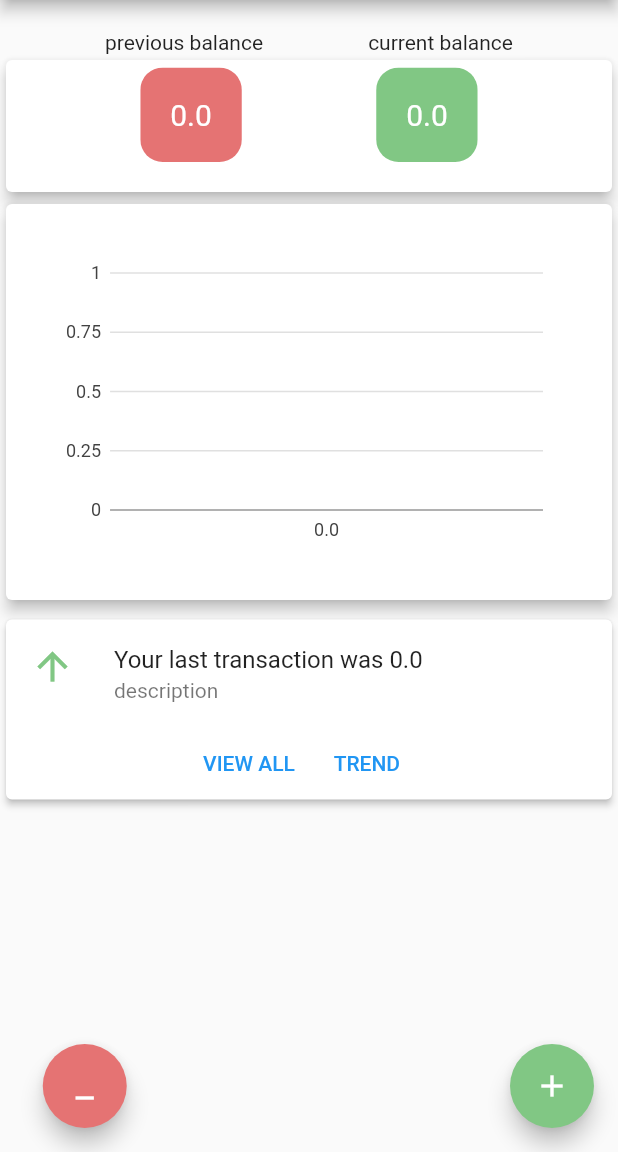
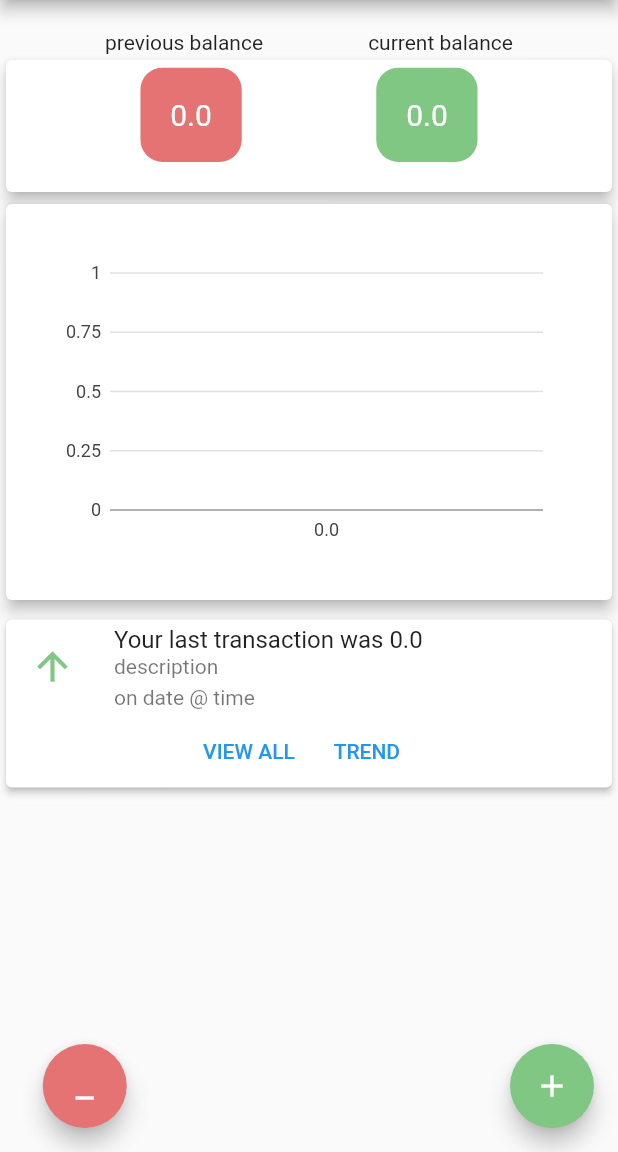
Before and after one commit to Petar81/Track-Bank-Expenses, a Flutter app: the screen it shows after launch, on a phone screen of 412 x 824 dp, the part 84-1236 px from its top. Run offline on Flutter 3.47's test engine with Material 2 defaults, Android fonts, the phone set to English and light mode, and no system bars; our stand-ins replace charts_flutter, firebase_core, firebase_database; accounts and stored records are empty.

Commit message:
add date and time timestamp to the last transaction

```diff
--- a/lib/screens/balance_overview.dart
+++ b/lib/screens/balance_overview.dart
@@ -30,9 +30,11 @@ class _BalanceOverviewState extends State<BalanceOverview> {
   double showCurrentBalance = 0;
   double transactionAmount = 0;
   String showDescription = 'description';
+  String showTransactiondate = 'date';
+  String showTransactionTime = 'time';
 
   void _showBalance(double prevBalance, double currBalance, double transAmt,
-      String description) {
+      String description, String date, String time) {
     setState(() {
       // This call to setState tells the Flutter framework that something has
       // changed in this State, which causes it to rerun the build method below
@@ -43,6 +45,8 @@ class _BalanceOverviewState extends State<BalanceOverview> {
       showCurrentBalance = double.parse(currBalance.toStringAsFixed(2));
       transactionAmount = double.parse(transAmt.toStringAsFixed(2));
       showDescription = description;
+      showTransactiondate = date;
+      showTransactionTime = time;
     });
   }
 
@@ -229,7 +233,24 @@ class _BalanceOverviewState extends State<BalanceOverview> {
                             size: 30,
                           ),
                     title: Text('Your last transaction was $transactionAmount'),
-                    subtitle: Text(showDescription),
+                    subtitle: Column(
+                      children: <Widget>[
+                        Row(
+                          children: <Widget>[
+                            Text(showDescription),
+                          ],
+                        ),
+                        Row(
+                          children: <Widget>[
+                            Padding(
+                              padding: const EdgeInsets.only(top: 5),
+                              child: Text(
+                                  'on $showTransactiondate @ $showTransactionTime'),
+                            ),
+                          ],
+                        ),
+                      ],
+                    ),
                   ),
                   Row(
                     mainAxisAlignment: MainAxisAlignment.center,
--- a/lib/screens/submit_deposit.dart
+++ b/lib/screens/submit_deposit.dart
@@ -7,7 +7,9 @@ class SubmitDeposit extends StatelessWidget {
       double prevBalanceDeposit,
       double currBalanceDeposit,
       double transAmountDeposit,
-      String descriptionDeposit) notifyParentAboutDeposit;
+      String descriptionDeposit,
+      String date,
+      String time) notifyParentAboutDeposit;
   SubmitDeposit({Key? key, required this.notifyParentAboutDeposit})
       : super(key: key);
 
@@ -161,10 +163,13 @@ class SubmitDeposit extends StatelessWidget {
                     if (_formKeyDeposit.currentState!.validate()) {
                       Navigator.pop(context);
                       notifyParentAboutDeposit(
-                          previousBalanceDeposit.toDouble(),
-                          newCurrentBalanceDeposit.toDouble(),
-                          double.parse(myAmountControllerDeposit.text),
-                          myDescriptiontControllerDeposit.text);
+                        previousBalanceDeposit.toDouble(),
+                        newCurrentBalanceDeposit.toDouble(),
+                        double.parse(myAmountControllerDeposit.text),
+                        myDescriptiontControllerDeposit.text,
+                        dateDeposit.toString(),
+                        timeDeposit.toString(),
+                      );
                     }
                   },
                   child: const Text('Submit'),
--- a/lib/screens/submit_expense.dart
+++ b/lib/screens/submit_expense.dart
@@ -4,7 +4,7 @@ import 'package:intl/intl.dart';
 
 class SubmitExpense extends StatelessWidget {
   final Function(double prevBalance, double currBalance, double transAmount,
-      String description) notifyParentAboutExpense;
+      String description, String date, String time) notifyParentAboutExpense;
   SubmitExpense({Key? key, required this.notifyParentAboutExpense})
       : super(key: key);
 
@@ -151,10 +151,13 @@ class SubmitExpense extends StatelessWidget {
                     if (_formKey.currentState!.validate()) {
                       Navigator.pop(context);
                       notifyParentAboutExpense(
-                          previousBalance.toDouble(),
-                          newCurrentBalance.toDouble(),
-                          double.parse(myAmountController.text),
-                          myDescriptiontController.text);
+                        previousBalance.toDouble(),
+                        newCurrentBalance.toDouble(),
+                        double.parse(myAmountController.text),
+                        myDescriptiontController.text,
+                        date.toString(),
+                        time.toString(),
+                      );
                     }
                   },
                   child: const Text('Submit'),
```
